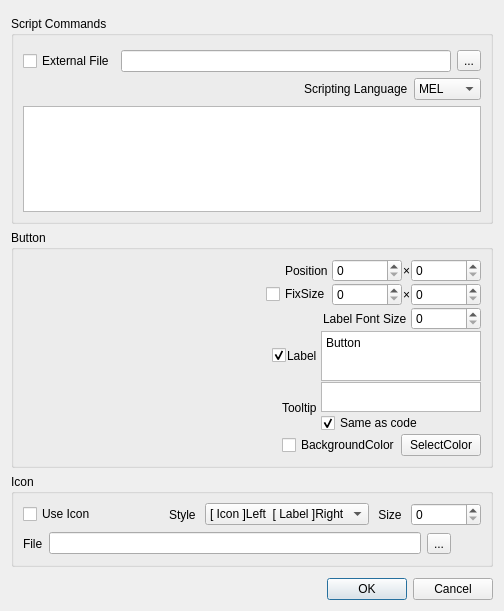
Qt form Contents/scripts/sishelf/gui/button_setting.ui (mochio326/SiShelf) before a commit.
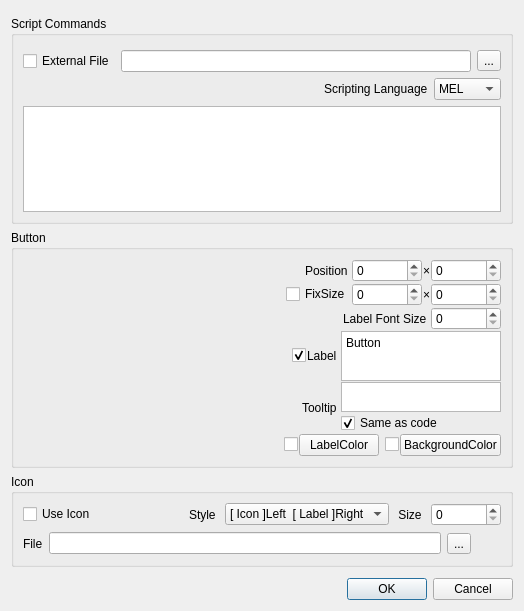
The same form after that commit.

Commit message: ボタンのラベル色指定に対応

```diff
--- a/Contents/scripts/sishelf/gui/button_setting.ui
+++ b/Contents/scripts/sishelf/gui/button_setting.ui
@@ -6,7 +6,7 @@
    <rect>
     <x>0</x>
     <y>0</y>
-    <width>504</width>
+    <width>524</width>
     <height>611</height>
    </rect>
   </property>
@@ -487,17 +487,62 @@
                   </property>
                  </spacer>
                 </item>
+                <item>
+                 <widget class="QCheckBox" name="checkbox_label_color">
+                  <property name="text">
+                   <string/>
+                  </property>
+                 </widget>
+                </item>
+                <item>
+                 <widget class="QPushButton" name="button_label_color">
+                  <property name="text">
+                   <string>LabelColor</string>
+                  </property>
+                 </widget>
+                </item>
+                <item>
+                 <spacer name="horizontalSpacer_6">
+                  <property name="orientation">
+                   <enum>Qt::Horizontal</enum>
+                  </property>
+                  <property name="sizeType">
+                   <enum>QSizePolicy::Fixed</enum>
+                  </property>
+                  <property name="sizeHint" stdset="0">
+                   <size>
+                    <width>5</width>
+                    <height>20</height>
+                   </size>
+                  </property>
+                 </spacer>
+                </item>
                 <item>
                  <widget class="QCheckBox" name="checkbox_bgcolor">
+                  <property name="minimumSize">
+                   <size>
+                    <width>0</width>
+                    <height>0</height>
+                   </size>
+                  </property>
+                  <property name="sizeIncrement">
+                   <size>
+                    <width>0</width>
+                    <height>0</height>
+                   </size>
+                  </property>
+                  <property name="layoutDirection">
+                   <enum>Qt::RightToLeft</enum>
+                  </property>
                   <property name="text">
-                   <string>BackgroundColor</string>
+                   <string/>
                   </property>
                  </widget>
                 </item>
                 <item>
                  <widget class="QPushButton" name="button_bgcolor">
                   <property name="text">
-                   <string>SelectColor</string>
+                   <string>BackgroundColor</string>
                   </property>
                  </widget>
                 </item>
```
Left out of the diff: 7 changed lines with no effect on the pictures. The commit also changes 4 other files.
